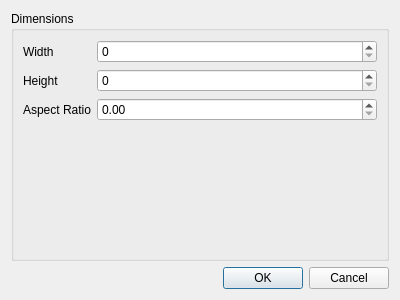
Before: the Qt Designer form qtgui/dialogs/graphexportproperties.ui in frabas/DISPLACE_GUI, drawn with Qt 5.
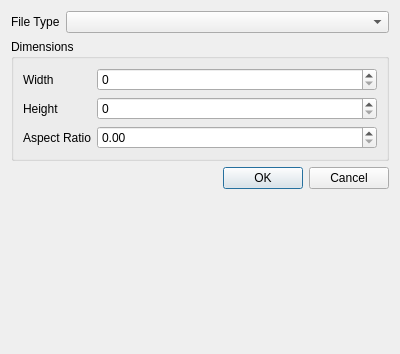
After: the same form once the commit is applied.

Commit message: File Format added to graphic properties dialog

What changed in the file:
```diff
--- a/qtgui/dialogs/graphexportproperties.ui
+++ b/qtgui/dialogs/graphexportproperties.ui
@@ -7,14 +7,24 @@
     <x>0</x>
     <y>0</y>
     <width>400</width>
-    <height>300</height>
+    <height>354</height>
    </rect>
   </property>
   <property name="windowTitle">
    <string>Dialog</string>
   </property>
-  <layout class="QVBoxLayout" name="verticalLayout">
-   <item>
+  <layout class="QFormLayout" name="formLayout_2">
+   <item row="0" column="0">
+    <widget class="QLabel" name="label_4">
+     <property name="text">
+      <string>File Type</string>
+     </property>
+    </widget>
+   </item>
+   <item row="0" column="1">
+    <widget class="QComboBox" name="fileType"/>
+   </item>
+   <item row="1" column="0" colspan="2">
     <widget class="QGroupBox" name="groupBox">
      <property name="title">
       <string>Dimensions</string>
@@ -67,7 +77,7 @@
      </layout>
     </widget>
    </item>
-   <item>
+   <item row="2" column="0" colspan="2">
     <widget class="QDialogButtonBox" name="buttonBox">
      <property name="orientation">
       <enum>Qt::Horizontal</enum>
```
Left out of the diff: 2 changed lines with no effect on the pictures. The commit also changes 3 other files.
